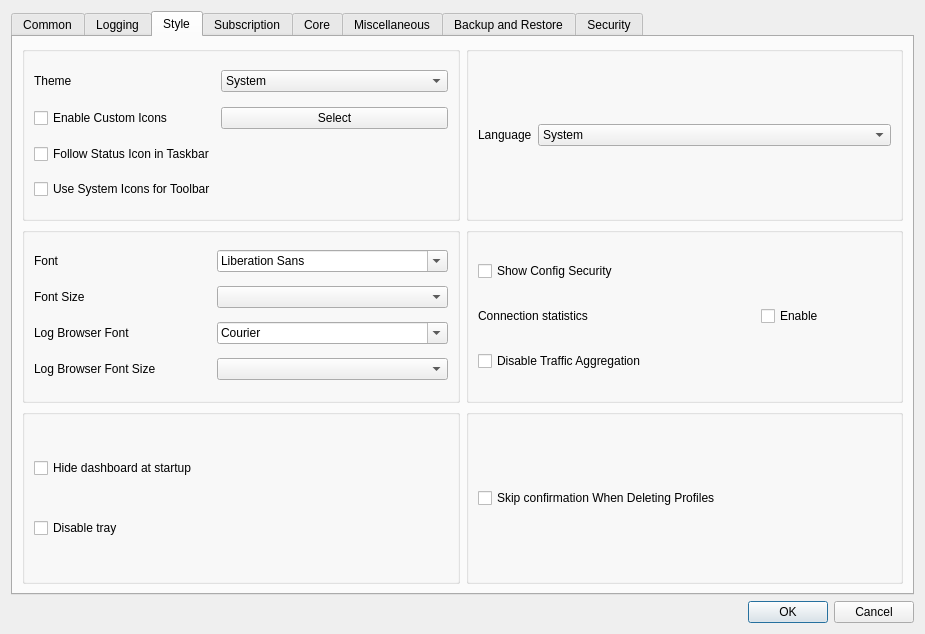
Before: the Qt Designer form include/ui/setting/dialog_basic_settings.ui in oskal675-design/Throne, drawn with Qt 5.
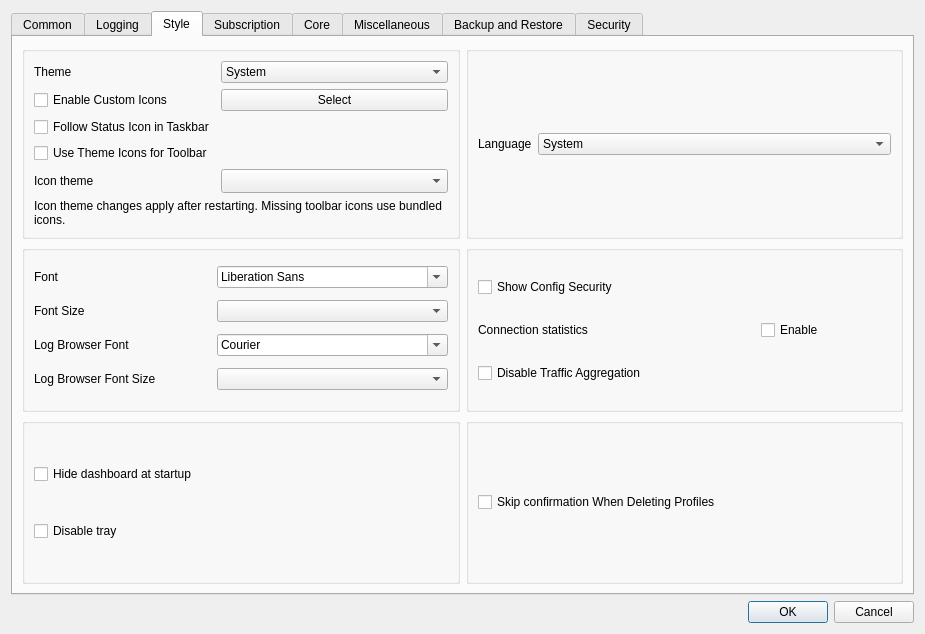
After: the same form once the commit is applied. The open tabs and pages were chosen to show the change. Custom widgets are drawn as their Qt base class.

Commit message: Add installed Linux icon theme chooser

```diff
--- a/include/ui/setting/dialog_basic_settings.ui
+++ b/include/ui/setting/dialog_basic_settings.ui
@@ -844,7 +844,40 @@
                <string>Use the desktop icon theme for toolbar buttons. Missing icons use the bundled icons.</string>
               </property>
               <property name="text">
-               <string>Use System Icons for Toolbar</string>
+               <string>Use Theme Icons for Toolbar</string>
+              </property>
+             </widget>
+            </item>
+            <item row="4" column="0">
+             <widget class="QLabel" name="toolbar_icon_theme_label">
+              <property name="text">
+               <string>Icon theme</string>
+              </property>
+              <property name="buddy">
+               <cstring>toolbar_icon_theme</cstring>
+              </property>
+             </widget>
+            </item>
+            <item row="4" column="1">
+             <widget class="QComboBox" name="toolbar_icon_theme">
+              <property name="toolTip">
+               <string>Choose an installed Linux icon theme. A named theme also applies to Qt standard icons after restarting. Tray and connection-status icons keep their separate settings.</string>
+              </property>
+              <property name="sizeAdjustPolicy">
+               <enum>QComboBox::AdjustToMinimumContentsLengthWithIcon</enum>
+              </property>
+              <property name="minimumContentsLength">
+               <number>20</number>
+              </property>
+             </widget>
+            </item>
+            <item row="5" column="0" colspan="2">
+             <widget class="QLabel" name="toolbar_icon_theme_note">
+              <property name="text">
+               <string>Icon theme changes apply after restarting. Missing toolbar icons use bundled icons.</string>
+              </property>
+              <property name="wordWrap">
+               <bool>true</bool>
               </property>
              </widget>
             </item>
```
Left out of the diff: 2 changed lines with no effect on the pictures. The commit also changes 12 other files.
